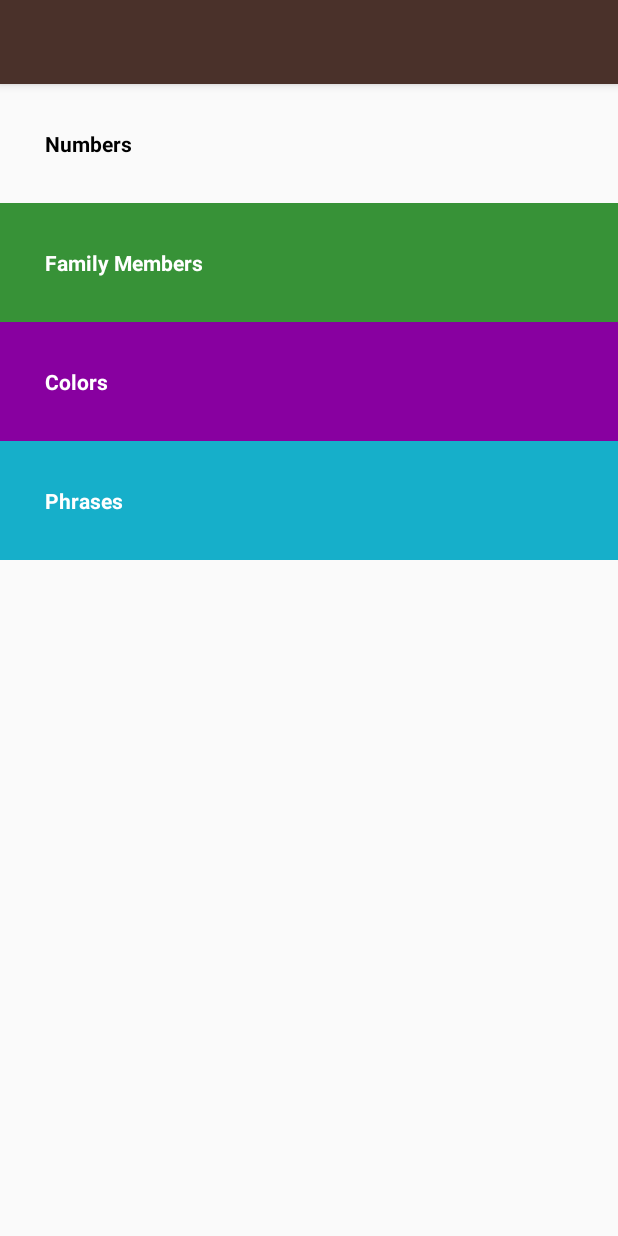
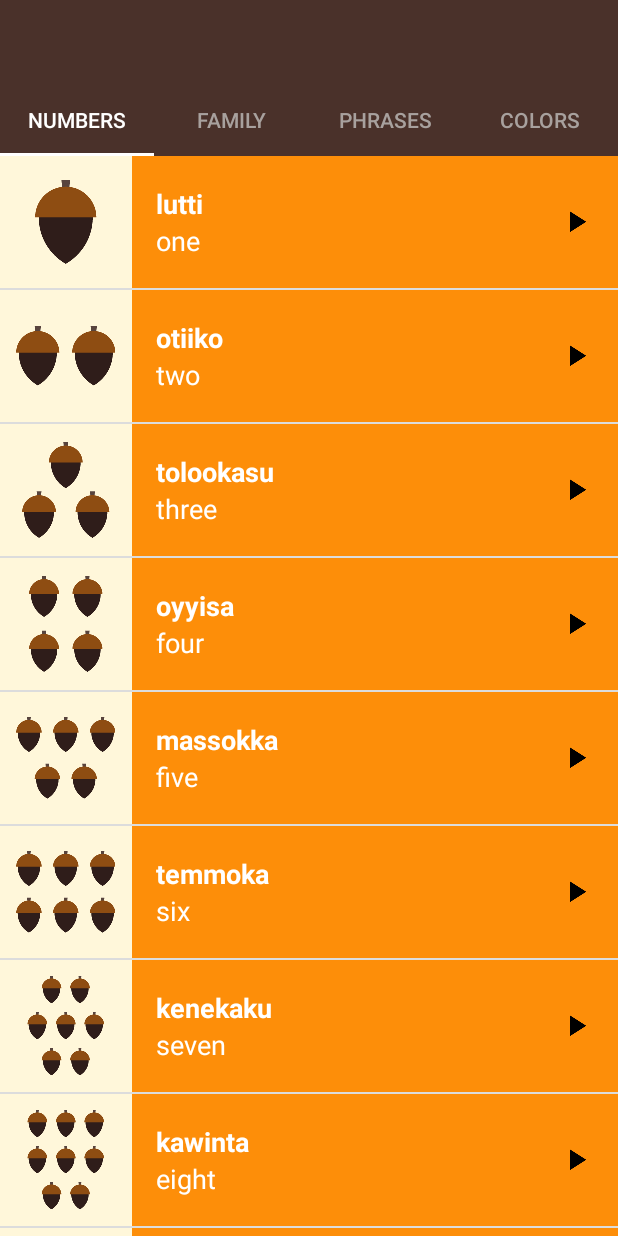
Before and after one commit to azisramdhan/Miwok-App, an Android app: the screen it shows after launch (MainActivity), on a phone screen of 412 x 824 dp. Run offline under Robolectric (Android 15) with nearby library versions, the phone set to English and light mode, and no system bars.

Commit message:
Modify the structure of the app and make a smoother user experience

```diff
--- a/app/build.gradle
+++ b/app/build.gradle
@@ -2,7 +2,7 @@ apply plugin: 'com.android.application'
 
 android {
     compileSdkVersion 30
-    buildToolsVersion "25.0.3"
+    buildToolsVersion "30.0.3"
     defaultConfig {
         applicationId "com.alfatihramadhan.miwok"
         minSdkVersion 15
@@ -21,10 +21,11 @@ android {
 
 dependencies {
     implementation fileTree(include: ['*.jar'], dir: 'libs')
-    androidTestCompile('androidx.test.espresso:espresso-core:3.1.0', {
+    androidTestImplementation('androidx.test.espresso:espresso-core:3.1.0', {
         exclude group: 'com.android.support', module: 'support-annotations'
     })
     implementation 'androidx.appcompat:appcompat:1.2.0'
     implementation 'androidx.constraintlayout:constraintlayout:2.0.4'
+    implementation "com.google.android.material:material:1.3.0"
     testImplementation 'junit:junit:4.12'
 }
--- a/app/src/main/java/com/alfatihramadhan/miwok/Category/NumbersActivity.java
+++ b/app/src/main/java/com/alfatihramadhan/miwok/Fragment/FamilyMembersFragment.java
@@ -1,29 +1,36 @@
-package com.alfatihramadhan.miwok.Category;
+package com.alfatihramadhan.miwok.Fragment;
 
 import android.content.Context;
 import android.media.AudioManager;
 import android.media.MediaPlayer;
-import androidx.core.app.NavUtils;
-import androidx.appcompat.app.AppCompatActivity;
 import android.os.Bundle;
+
+import androidx.annotation.Nullable;
+import androidx.fragment.app.Fragment;
+import android.view.LayoutInflater;
 import android.view.View;
+import android.view.ViewGroup;
 import android.widget.AdapterView;
 import android.widget.ListView;
 
+import com.alfatihramadhan.miwok.Adapter.WordAdapter;
+import com.alfatihramadhan.miwok.Data.Word;
 import com.alfatihramadhan.miwok.R;
-import com.alfatihramadhan.miwok.Data.Word;
-import com.alfatihramadhan.miwok.Adapter.WordAdapter;
 
 import java.util.ArrayList;
 
-public class NumbersActivity extends AppCompatActivity {
+/**
+ * Created by alfatih on 5/16/2017.
+ */
+
+public class FamilyMembersFragment extends Fragment {
+
 
     //declare an android class to manage audio file
     public static MediaPlayer mediaPlayer;
-    //android class to interact with system service API
     AudioManager audioManager;
     //declare custom OnCompleteListener Class
-    private final MediaPlayer.OnCompletionListener completionListener = new MediaPlayer.OnCompletionListener() {
+    private MediaPlayer.OnCompletionListener completionListener = new MediaPlayer.OnCompletionListener() {
         @Override
         public void onCompletion(MediaPlayer mediaPlayer) {
             releaseMediaPlayer();
@@ -56,32 +63,30 @@ public class NumbersActivity extends AppCompatActivity {
     //atribut must be declared global or final local to be accesed by inner class anonymous class (OnItemClickListener)
     ArrayList<Word> words;
 
+    @Nullable
     @Override
-    protected void onCreate(Bundle savedInstanceState) {
-        super.onCreate(savedInstanceState);
-        setContentView(R.layout.word_list);
+    public View onCreateView(LayoutInflater inflater, @Nullable ViewGroup container, @Nullable Bundle savedInstanceState) {
 
-        //add up icon on action bar
-//        getActionBar().setDisplayHomeAsUpEnabled(true);
+        View rootView = inflater.inflate(R.layout.word_list,container,false);
 
         //get system service
-        audioManager = (AudioManager)getSystemService(Context.AUDIO_SERVICE);
+        audioManager = (AudioManager)getActivity().getSystemService(Context.AUDIO_SERVICE);
 
         words = new ArrayList<>();
-        words.add(new Word("one","lutti",R.drawable.number_one,R.raw.number_one));
-        words.add(new Word("two","otiiko",R.drawable.number_two,R.raw.number_two));
-        words.add(new Word("three","tolookasu",R.drawable.number_three,R.raw.number_three));
-        words.add(new Word("four","oyyisa",R.drawable.number_four,R.raw.number_four));
-        words.add(new Word("five","massokka",R.drawable.number_five,R.raw.number_five));
-        words.add(new Word("six","temmoka",R.drawable.number_six,R.raw.number_six));
-        words.add(new Word("seven","kenekaku",R.drawable.number_seven,R.raw.number_seven));
-        words.add(new Word("eight","kawinta",R.drawable.number_eight,R.raw.number_eight));
-        words.add(new Word("nine","wo'e",R.drawable.number_nine,R.raw.number_nine));
-        words.add(new Word("ten","na'aacha",R.drawable.number_ten,R.raw.number_ten));
+        words.add(new Word("father","ede", R.drawable.family_father,R.raw.family_father));
+        words.add(new Word("mother","eta",R.drawable.family_mother,R.raw.family_mother));
+        words.add(new Word("son","angsi",R.drawable.family_son,R.raw.family_son));
+        words.add(new Word("daughter","tune",R.drawable.family_daughter,R.raw.family_daughter));
+        words.add(new Word("older brother","taachi",R.drawable.family_older_brother,R.raw.family_older_brother));
+        words.add(new Word("younger brother","chalitti",R.drawable.family_younger_brother,R.raw.family_younger_brother));
+        words.add(new Word("older sister","tete",R.drawable.family_older_sister,R.raw.family_older_sister));
+        words.add(new Word("younger sister","kolitti",R.drawable.family_older_sister,R.raw.family_younger_sister));
+        words.add(new Word("grandmother","ama",R.drawable.family_grandmother,R.raw.family_grandmother));
+        words.add(new Word("grandfather","paapa",R.drawable.family_grandfather,R.raw.family_grandfather));
 
-        WordAdapter listViewAdapter = new WordAdapter(this,words,R.color.numberCategory);
+        WordAdapter listViewAdapter = new WordAdapter(getActivity(),words,R.color.categoryFamily);
 
-        ListView numberListView = (ListView) findViewById(R.id.listview_number);
+        ListView numberListView = (ListView) rootView.findViewById(R.id.listview_number);
 
         numberListView.setAdapter(listViewAdapter);
 
@@ -105,7 +110,7 @@ public class NumbersActivity extends AppCompatActivity {
                 //audio can't play if there is no audio focus
                 if(result == AudioManager.AUDIOFOCUS_REQUEST_GRANTED){
                     //We have audio focus now, then create media player
-                    mediaPlayer = MediaPlayer.create(getApplicationContext(),audioResource);
+                    mediaPlayer = MediaPlayer.create(getActivity(),audioResource);
                     //start media player to play an audio file
                     mediaPlayer.start();
                     //if media player finished playing an audio file, call media player callback method OnCompletionListener
@@ -114,24 +119,12 @@ public class NumbersActivity extends AppCompatActivity {
             }
         });
 
-
+        return rootView;
     }
-
-/*    @Override
-    public boolean onOptionsItemSelected(MenuItem item) {
-        switch(item.getItemId()){
-            // Respond to the action bar's Up/Home button
-            case android.R.id.home:
-                // it finishes the current activity and starts (or resumes) the appropriate parent activity
-                NavUtils.navigateUpFromSameTask(this);
-                return  true;
-        }
-        return super.onOptionsItemSelected(item);
-    }*/
 
     //when activity lifecycle in stop state
     @Override
-    protected void onStop() {
+    public void onStop() {
         //when implementing superclass method we must call it first using command super.method();
         super.onStop();
         //call releaseMediaPlayer method
--- a/app/src/main/java/com/alfatihramadhan/miwok/Category/FamilyMembersActivity.java
+++ b/app/src/main/java/com/alfatihramadhan/miwok/Fragment/NumbersFragment.java
@@ -1,27 +1,37 @@
-package com.alfatihramadhan.miwok.Category;
+package com.alfatihramadhan.miwok.Fragment;
 
 import android.content.Context;
 import android.media.AudioManager;
 import android.media.MediaPlayer;
-import androidx.appcompat.app.AppCompatActivity;
 import android.os.Bundle;
+
+import androidx.annotation.Nullable;
+import androidx.fragment.app.Fragment;
+import android.view.LayoutInflater;
 import android.view.View;
+import android.view.ViewGroup;
 import android.widget.AdapterView;
 import android.widget.ListView;
 
+import com.alfatihramadhan.miwok.Adapter.WordAdapter;
+import com.alfatihramadhan.miwok.Data.Word;
 import com.alfatihramadhan.miwok.R;
-import com.alfatihramadhan.miwok.Data.Word;
-import com.alfatihramadhan.miwok.Adapter.WordAdapter;
 
 import java.util.ArrayList;
 
-public class FamilyMembersActivity extends AppCompatActivity {
+/**
+ * Created by alfatih on 5/12/2017.
+ */
+
+public class NumbersFragment extends Fragment {
+
 
     //declare an android class to manage audio file
     public static MediaPlayer mediaPlayer;
+    //android class to interact with system service API
     AudioManager audioManager;
     //declare custom OnCompleteListener Class
-    private final MediaPlayer.OnCompletionListener completionListener = new MediaPlayer.OnCompletionListener() {
+    private MediaPlayer.OnCompletionListener completionListener = new MediaPlayer.OnCompletionListener() {
         @Override
         public void onCompletion(MediaPlayer mediaPlayer) {
             releaseMediaPlayer();
@@ -54,29 +64,38 @@ public class FamilyMembersActivity extends AppCompatActivity {
     //atribut must be declared global or final local to be accesed by inner class anonymous class (OnItemClickListener)
     ArrayList<Word> words;
 
+    public NumbersFragment() {
+    }
+
+    @Nullable
     @Override
-    protected void onCreate(Bundle savedInstanceState) {
-        super.onCreate(savedInstanceState);
-        setContentView(R.layout.word_list);
+    public View onCreateView(LayoutInflater inflater, @Nullable ViewGroup container, @Nullable Bundle savedInstanceState) {
+//        return super.onCreateView(inflater, container, savedInstanceState);
+        View rootView = inflater.inflate(R.layout.word_list,container,false);
+
+
+
+        //add up icon on action bar
+//        getActionBar().setDisplayHomeAsUpEnabled(true);
 
         //get system service
-        audioManager = (AudioManager)getSystemService(Context.AUDIO_SERVICE);
+        audioManager = (AudioManager)getActivity().getSystemService(Context.AUDIO_SERVICE);
 
         words = new ArrayList<>();
-        words.add(new Word("father","ede",R.drawable.family_father,R.raw.family_father));
-        words.add(new Word("mother","eta",R.drawable.family_mother,R.raw.family_mother));
-        words.add(new Word("son","angsi",R.drawable.family_son,R.raw.family_son));
-        words.add(new Word("daughter","tune",R.drawable.family_daughter,R.raw.family_daughter));
-        words.add(new Word("older brother","taachi",R.drawable.family_older_brother,R.raw.family_older_brother));
-        words.add(new Word("younger brother","chalitti",R.drawable.family_younger_brother,R.raw.family_younger_brother));
-        words.add(new Word("older sister","tete",R.drawable.family_older_sister,R.raw.family_older_sister));
-        words.add(new Word("younger sister","kolitti",R.drawable.family_older_sister,R.raw.family_younger_sister));
-        words.add(new Word("grandmother","ama",R.drawable.family_grandmother,R.raw.family_grandmother));
-        words.add(new Word("grandfather","paapa",R.drawable.family_grandfather,R.raw.family_grandfather));
+        words.add(new Word("one","lutti",R.drawable.number_one,R.raw.number_one));
+        words.add(new Word("two","otiiko",R.drawable.number_two,R.raw.number_two));
+        words.add(new Word("three","tolookasu",R.drawable.number_three,R.raw.number_three));
+        words.add(new Word("four","oyyisa",R.drawable.number_four,R.raw.number_four));
+        words.add(new Word("five","massokka",R.drawable.number_five,R.raw.number_five));
+        words.add(new Word("six","temmoka",R.drawable.number_six,R.raw.number_six));
+        words.add(new Word("seven","kenekaku",R.drawable.number_seven,R.raw.number_seven));
+        words.add(new Word("eight","kawinta",R.drawable.number_eight,R.raw.number_eight));
+        words.add(new Word("nine","wo'e",R.drawable.number_nine,R.raw.number_nine));
+        words.add(new Word("ten","na'aacha",R.drawable.number_ten,R.raw.number_ten));
 
-        WordAdapter listViewAdapter = new WordAdapter(this,words,R.color.categoryFamily);
+        WordAdapter listViewAdapter = new WordAdapter(getActivity(),words,R.color.numberCategory);
 
-        ListView numberListView = (ListView) findViewById(R.id.listview_number);
+        ListView numberListView = (ListView) rootView.findViewById(R.id.listview_number);
 
         numberListView.setAdapter(listViewAdapter);
 
@@ -100,7 +119,7 @@ public class FamilyMembersActivity extends AppCompatActivity {
                 //audio can't play if there is no audio focus
                 if(result == AudioManager.AUDIOFOCUS_REQUEST_GRANTED){
                     //We have audio focus now, then create media player
-                    mediaPlayer = MediaPlayer.create(getApplicationContext(),audioResource);
+                    mediaPlayer = MediaPlayer.create(getActivity(),audioResource);
                     //start media player to play an audio file
                     mediaPlayer.start();
                     //if media player finished playing an audio file, call media player callback method OnCompletionListener
@@ -109,12 +128,13 @@ public class FamilyMembersActivity extends AppCompatActivity {
             }
         });
 
-
+        return rootView;
     }
 
-    //when activity lifecycle in stop state
+
+    //when fragment lifecycle in stop state
     @Override
-    protected void onStop() {
+    public void onStop() {
         //when implementing superclass method we must call it first using command super.method();
         super.onStop();
         //call releaseMediaPlayer method
--- a/app/src/main/java/com/alfatihramadhan/miwok/MainActivity.java
+++ b/app/src/main/java/com/alfatihramadhan/miwok/MainActivity.java
@@ -1,15 +1,18 @@
 package com.alfatihramadhan.miwok;
 
-import android.content.Intent;
+import android.os.Bundle;
+
+import androidx.annotation.NonNull;
 import androidx.appcompat.app.AppCompatActivity;
-import android.os.Bundle;
-import android.view.View;
-import android.widget.TextView;
+import androidx.fragment.app.Fragment;
+import androidx.fragment.app.FragmentPagerAdapter;
+import androidx.viewpager.widget.ViewPager;
 
-import com.alfatihramadhan.miwok.Category.ColorsActivity;
-import com.alfatihramadhan.miwok.Category.FamilyMembersActivity;
-import com.alfatihramadhan.miwok.Category.NumbersActivity;
-import com.alfatihramadhan.miwok.Category.PhrasesActivity;
+import com.alfatihramadhan.miwok.Fragment.ColorsFragment;
+import com.alfatihramadhan.miwok.Fragment.FamilyMembersFragment;
+import com.alfatihramadhan.miwok.Fragment.NumbersFragment;
+import com.alfatihramadhan.miwok.Fragment.PhrasesFragment;
+import com.google.android.material.tabs.TabLayout;
 
 public class MainActivity extends AppCompatActivity {
 
@@ -18,41 +21,37 @@ public class MainActivity extends AppCompatActivity {
         super.onCreate(savedInstanceState);
         setContentView(R.layout.activity_main);
 
-        TextView number = (TextView)findViewById(R.id.number_activity);
-        number.setOnClickListener(new View.OnClickListener() {
+        ViewPager viewPager = (ViewPager)findViewById(R.id.viewpager);
+        TabLayout slidingTab = (TabLayout)findViewById(R.id.tab);
+
+        viewPager.setAdapter(new FragmentPagerAdapter(getSupportFragmentManager(), FragmentPagerAdapter.BEHAVIOR_RESUME_ONLY_CURRENT_FRAGMENT) {
+            private final String[] tabTitles = {"Numbers","Family","Phrases","Colors"};
+            @NonNull
             @Override
-            public void onClick(View view) {
-               Intent intent = new Intent(MainActivity.this,NumbersActivity.class);
-                startActivity(intent);
+            public Fragment getItem(int position) {
+                if(position == 0){
+                    return new NumbersFragment();
+                }else if(position == 1){
+                    return new FamilyMembersFragment();
+                }else if(position == 2){
+                    return new PhrasesFragment();
+                }else{
+                    return new ColorsFragment();
+                }
+            }
+
+            @Override
+            public int getCount() {
+                return 4;
+            }
+
+            @Override
+            public CharSequence getPageTitle(int position) {
+                return tabTitles[position];
             }
         });
 
-        TextView family = (TextView)findViewById(R.id.family_members_activity);
-        family.setOnClickListener(new View.OnClickListener() {
-            @Override
-            public void onClick(View view) {
-                Intent intent = new Intent(MainActivity.this,FamilyMembersActivity.class);
-                startActivity(intent);
-            }
-        });
 
-        TextView color = (TextView)findViewById(R.id.colors_activity);
-        color.setOnClickListener(new View.OnClickListener() {
-            @Override
-            public void onClick(View view) {
-                Intent intent = new Intent(MainActivity.this,ColorsActivity.class);
-                startActivity(intent);
-            }
-        });
-
-        TextView phrases = (TextView)findViewById(R.id.phrases_activity);
-        phrases.setOnClickListener(new View.OnClickListener() {
-            @Override
-            public void onClick(View view) {
-                Intent intent = new Intent(MainActivity.this,PhrasesActivity.class);
-                startActivity(intent);
-            }
-        });
-
+        slidingTab.setupWithViewPager(viewPager);
     }
 }
--- a/app/src/main/res/layout/activity_main.xml
+++ b/app/src/main/res/layout/activity_main.xml
@@ -8,45 +8,17 @@
     android:orientation="vertical"
     tools:context="com.alfatihramadhan.miwok.MainActivity">
 
-    <TextView
+    <com.google.android.material.tabs.TabLayout
+        android:id="@+id/tab"
+        app:tabMode="fixed"
+        style="@style/CategoryTab"
+        android:background="@color/colorPrimary"
         android:layout_width="match_parent"
-        android:layout_height="wrap_content"
-        android:id="@+id/number_activity"
-        android:textColor="@android:color/black"
-        android:textStyle="bold"
-        android:text="Numbers"
-        android:padding="30dp"
-        android:background="?android:attr/selectableItemBackground"/>
+        android:layout_height="wrap_content"/>
 
-    <TextView
+    <androidx.viewpager.widget.ViewPager
+        android:id="@+id/viewpager"
         android:layout_width="match_parent"
-        android:layout_height="wrap_content"
-        android:id="@+id/family_members_activity"
-        android:textColor="@android:color/white"
-        android:textStyle="bold"
-        android:text="Family Members"
-        android:padding="30dp"
-        android:background="@color/categoryFamily"/>
-
-    <TextView
-        android:layout_width="match_parent"
-        android:layout_height="wrap_content"
-        android:text="Colors"
-        android:id="@+id/colors_activity"
-        android:textColor="@android:color/white"
-        android:textStyle="bold"
-        android:padding="30dp"
-        android:background="@color/categoryColors"/>
-
-    <TextView
-        android:layout_width="match_parent"
-        android:layout_height="wrap_content"
-        android:textColor="@android:color/white"
-        android:textStyle="bold"
-        android:text="Phrases"
-        android:id="@+id/phrases_activity"
-        android:padding="30dp"
-        android:background="@color/categoryPhrases"/>
-
+        android:layout_height="match_parent"/>
 
 </LinearLayout>
--- a/app/src/main/res/values/styles.xml
+++ b/app/src/main/res/values/styles.xml
@@ -2,10 +2,28 @@
 
     <!-- Base application theme. -->
     <style name="AppTheme" parent="Theme.AppCompat.Light.DarkActionBar">
-        <!-- Customize your theme here. -->
         <item name="colorPrimary">@color/colorPrimary</item>
         <item name="colorPrimaryDark">@color/colorPrimaryDark</item>
-        <item name="colorAccent">@color/colorAccent</item>
+        <item name="actionBarStyle">@style/MiwokAppBarStyle</item>
+        <item name="android:windowContentOverlay">@null</item>
+    </style>
+
+    <!-- App bar style -->
+    <style name="MiwokAppBarStyle" parent="@style/Widget.AppCompat.Light.ActionBar.Solid.Inverse">
+        <!-- Remove the shadow below the app bar -->
+        <item name="elevation">0dp</item>
+    </style>
+
+    <!-- Style for a tab that displays a category name -->
+    <style name="CategoryTab" parent="Widget.Design.TabLayout">
+        <item name="tabIndicatorColor">@android:color/white</item>
+        <item name="tabSelectedTextColor">@android:color/white</item>
+        <item name="tabTextAppearance">@style/CategoryTabTextAppearance</item>
+    </style>
+
+    <!-- Text appearance style for a category tab -->
+    <style name="CategoryTabTextAppearance" parent="TextAppearance.Design.Tab">
+        <item name="android:textColor">#A8A19E</item>
     </style>
 
 </resources>
```
Also changed, not shown: app/src/main/AndroidManifest.xml (+1 -13 lines), app/src/main/java/com/alfatihramadhan/miwok/Fragment/ColorsFragment.java (renamed from app/src/main/java/com/alfatihramadhan/miwok/Category/PhrasesActivity.java, +34 -27 lines), app/src/main/java/com/alfatihramadhan/miwok/Fragment/PhrasesFragment.java (renamed from app/src/main/java/com/alfatihramadhan/miwok/Category/ColorsActivity.java, +30 -25 lines), app/src/main/res/layout/activity_category.xml (added, +7 -0 lines), app/src/main/res/mipmap-hdpi/ic_launcher.png, app/src/main/res/mipmap-hdpi/ic_launcher_round.png (deleted), app/src/main/res/mipmap-mdpi/ic_launcher.png, app/src/main/res/mipmap-mdpi/ic_launcher_round.png (deleted), app/src/main/res/mipmap-xhdpi/ic_launcher.png, app/src/main/res/mipmap-xhdpi/ic_launcher_round.png (deleted), app/src/main/res/mipmap-xxhdpi/ic_launcher.png, app/src/main/res/mipmap-xxhdpi/ic_launcher_round.png (deleted), app/src/main/res/mipmap-xxxhdpi/ic_launcher.png, app/src/main/res/mipmap-xxxhdpi/ic_launcher_round.png (deleted).
